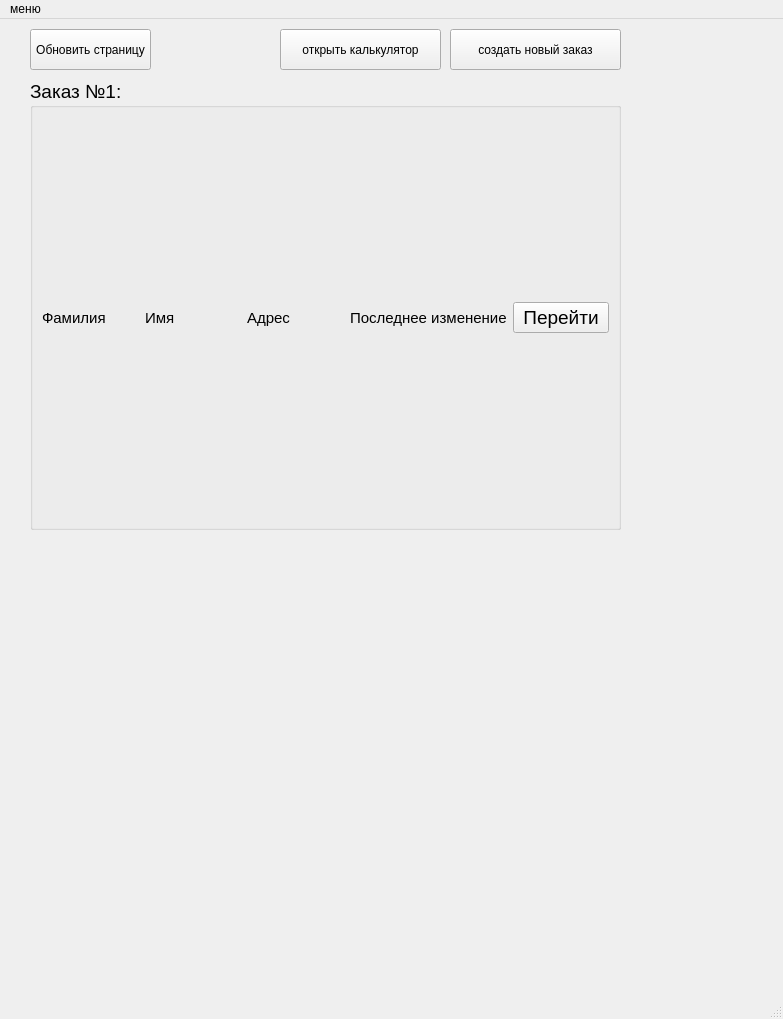
HSE-TEAM/-semester-project, file mainwindow.ui: the form before one commit.
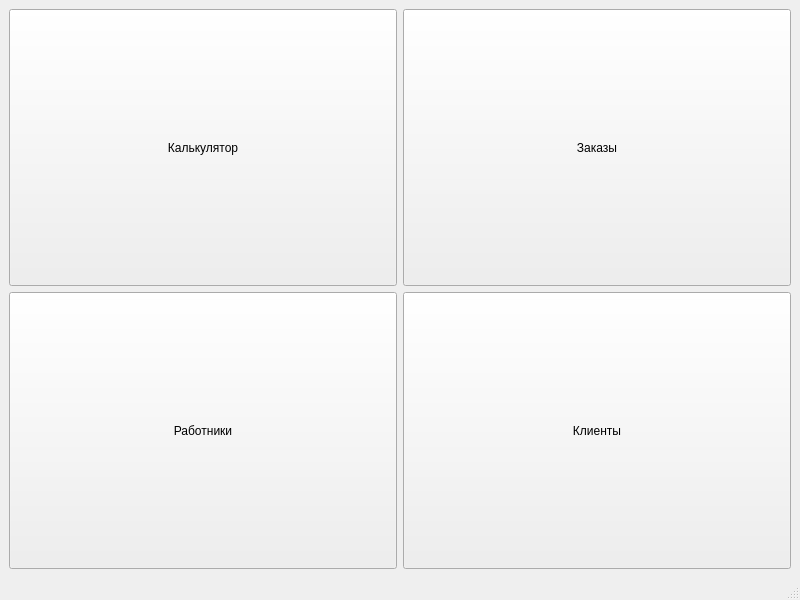
The form after the commit.

What changed in the file:
```diff
--- a/mainwindow.ui
+++ b/mainwindow.ui
@@ -6,150 +6,84 @@
    <rect>
     <x>0</x>
     <y>0</y>
-    <width>783</width>
-    <height>1019</height>
+    <width>800</width>
+    <height>600</height>
    </rect>
   </property>
   <property name="windowTitle">
    <string>MainWindow</string>
   </property>
   <widget class="QWidget" name="centralwidget">
-   <widget class="QPushButton" name="open_new_people">
-    <property name="geometry">
-     <rect>
-      <x>450</x>
-      <y>10</y>
-      <width>171</width>
-      <height>41</height>
-     </rect>
-    </property>
-    <property name="text">
-     <string>создать новый заказ</string>
-    </property>
-   </widget>
-   <widget class="QPushButton" name="pushButton">
-    <property name="geometry">
-     <rect>
-      <x>280</x>
-      <y>10</y>
-      <width>161</width>
-      <height>41</height>
-     </rect>
-    </property>
-    <property name="text">
-     <string>открыть калькулятор</string>
-    </property>
-   </widget>
-   <widget class="QPushButton" name="updateWindowNow">
-    <property name="geometry">
-     <rect>
-      <x>30</x>
-      <y>10</y>
-      <width>121</width>
-      <height>41</height>
-     </rect>
-    </property>
-    <property name="text">
-     <string>Обновить страницу</string>
-    </property>
-   </widget>
-   <widget class="QWidget" name="">
-    <property name="geometry">
-     <rect>
-      <x>30</x>
-      <y>60</y>
-      <width>591</width>
-      <height>451</height>
-     </rect>
-    </property>
-    <layout class="QVBoxLayout" name="verticalLayout">
-     <item>
-      <widget class="QGroupBox" name="group_1">
-       <property name="font">
-        <font>
-         <pointsize>14</pointsize>
-        </font>
-       </property>
-       <property name="title">
-        <string>Заказ №1:</string>
-       </property>
-       <layout class="QHBoxLayout" name="horizontalLayout">
-        <item>
-         <widget class="QLabel" name="surname_1">
-          <property name="font">
-           <font>
-            <pointsize>11</pointsize>
-           </font>
-          </property>
-          <property name="text">
-           <string>Фамилия</string>
-          </property>
-         </widget>
-        </item>
-        <item>
-         <widget class="QLabel" name="name_1">
-          <property name="font">
-           <font>
-            <pointsize>11</pointsize>
-           </font>
-          </property>
-          <property name="text">
-           <string>Имя</string>
-          </property>
-         </widget>
-        </item>
-        <item>
-         <widget class="QLabel" name="adress_1">
-          <property name="font">
-           <font>
-            <pointsize>11</pointsize>
-           </font>
-          </property>
-          <property name="text">
-           <string>Адрес</string>
-          </property>
-         </widget>
-        </item>
-        <item>
-         <widget class="QLabel" name="changes_1">
-          <property name="font">
-           <font>
-            <pointsize>11</pointsize>
-           </font>
-          </property>
-          <property name="text">
-           <string>Последнее изменение</string>
-          </property>
-         </widget>
-        </item>
-        <item>
-         <widget class="QPushButton" name="pushButton_2">
-          <property name="text">
-           <string>Перейти</string>
-          </property>
-         </widget>
-        </item>
-       </layout>
-      </widget>
-     </item>
-    </layout>
-   </widget>
+   <property name="sizePolicy">
+    <sizepolicy hsizetype="Preferred" vsizetype="Maximum">
+     <horstretch>0</horstretch>
+     <verstretch>0</verstretch>
+    </sizepolicy>
+   </property>
+   <layout class="QGridLayout" name="gridLayout">
+    <item row="0" column="0">
+     <widget class="QPushButton" name="pushButton">
+      <property name="sizePolicy">
+       <sizepolicy hsizetype="Minimum" vsizetype="Preferred">
+        <horstretch>0</horstretch>
+        <verstretch>0</verstretch>
+       </sizepolicy>
+      </property>
+      <property name="text">
+       <string>Калькулятор</string>
+      </property>
+     </widget>
+    </item>
+    <item row="1" column="0">
+     <widget class="QPushButton" name="pushButton_2">
+      <property name="sizePolicy">
+       <sizepolicy hsizetype="Minimum" vsizetype="Preferred">
+        <horstretch>0</horstretch>
+        <verstretch>0</verstretch>
+       </sizepolicy>
+      </property>
+      <property name="text">
+       <string>Работники</string>
+      </property>
+     </widget>
+    </item>
+    <item row="0" column="1">
+     <widget class="QPushButton" name="pushButton_3">
+      <property name="sizePolicy">
+       <sizepolicy hsizetype="Minimum" vsizetype="Preferred">
+        <horstretch>0</horstretch>
+        <verstretch>0</verstretch>
+       </sizepolicy>
+      </property>
+      <property name="text">
+       <string>Заказы</string>
+      </property>
+     </widget>
+    </item>
+    <item row="1" column="1">
+     <widget class="QPushButton" name="pushButton_4">
+      <property name="sizePolicy">
+       <sizepolicy hsizetype="Minimum" vsizetype="Preferred">
+        <horstretch>0</horstretch>
+        <verstretch>0</verstretch>
+       </sizepolicy>
+      </property>
+      <property name="text">
+       <string>Клиенты</string>
+      </property>
+     </widget>
+    </item>
+   </layout>
   </widget>
   <widget class="QMenuBar" name="menubar">
    <property name="geometry">
     <rect>
      <x>0</x>
      <y>0</y>
-     <width>783</width>
-     <height>21</height>
+     <width>800</width>
+     <height>26</height>
     </rect>
    </property>
-   <widget class="QMenu" name="menu">
-    <property name="title">
-     <string>меню</string>
-    </property>
-   </widget>
-   <addaction name="menu"/>
   </widget>
   <widget class="QStatusBar" name="statusbar"/>
  </widget>
```
